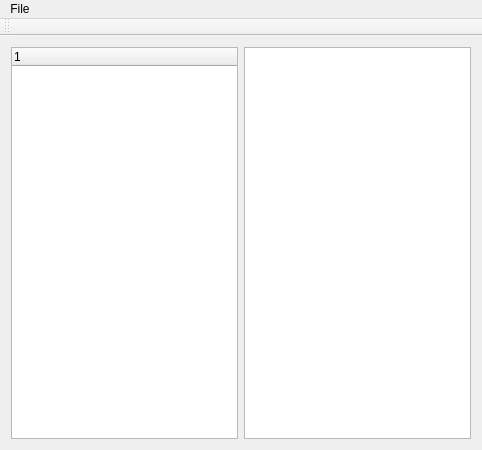
Old version of the form mainwindow.ui in the repository StrideLang/Stride.
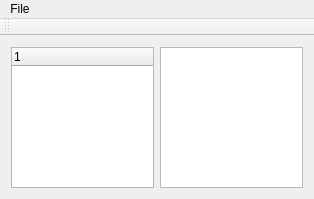
New version of the form.

Commit message: Start a new project automatically by default

Diff of the .ui file:
```diff
--- a/mainwindow.ui
+++ b/mainwindow.ui
@@ -6,8 +6,8 @@
    <rect>
     <x>0</x>
     <y>0</y>
-    <width>482</width>
-    <height>450</height>
+    <width>314</width>
+    <height>199</height>
    </rect>
   </property>
   <property name="windowTitle">
@@ -34,7 +34,7 @@
     <rect>
      <x>0</x>
      <y>0</y>
-     <width>482</width>
+     <width>314</width>
      <height>25</height>
     </rect>
    </property>
```
The commit also changes 1 other file.
